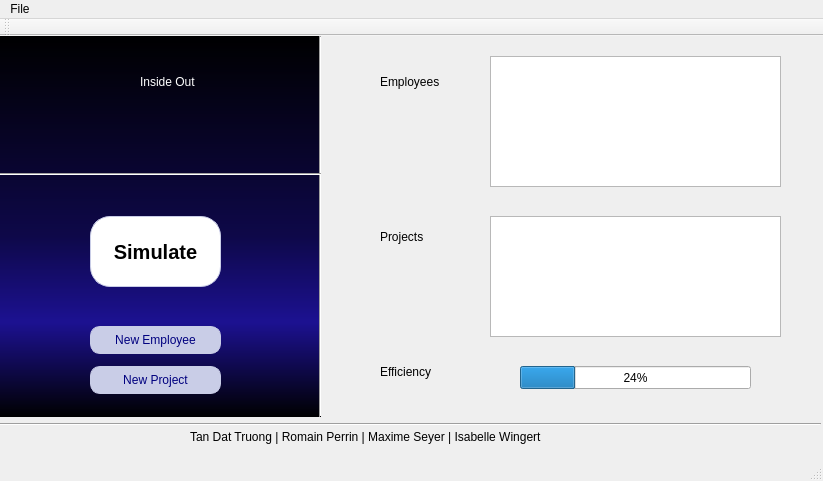
This is mainwindow.ui in Romain96/M2S3_QualiteERP as Qt 5 draws it before an edit. The edited form follows.
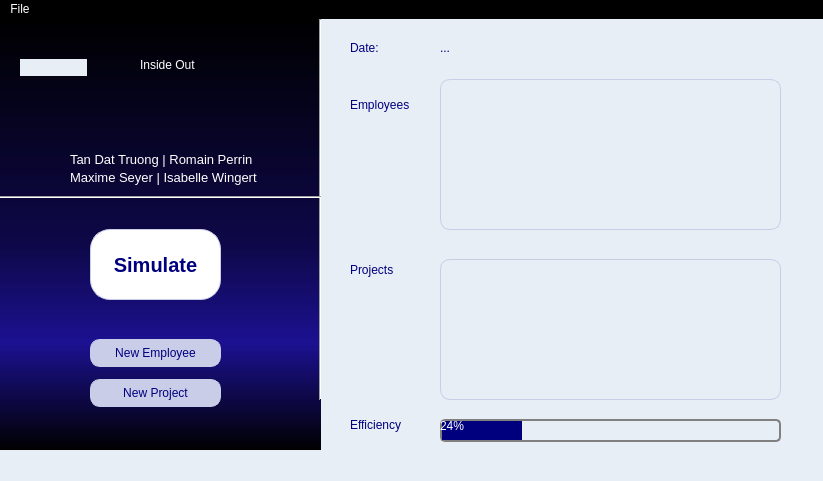
This is the edited form.

The edit to the form file:
```diff
--- a/mainwindow.ui
+++ b/mainwindow.ui
@@ -13,12 +13,23 @@
   <property name="windowTitle">
    <string>MainWindow</string>
   </property>
+  <property name="styleSheet">
+   <string notr="true">*{background:rgb(231, 238, 245);
+color:rgb(0, 0, 127);
+
+}
+QMenuBar {
+background-color: black;
+color:white;
+}
+</string>
+  </property>
   <widget class="QWidget" name="centralWidget">
    <widget class="QPushButton" name="pushButton_new_project">
     <property name="geometry">
      <rect>
       <x>90</x>
-      <y>330</y>
+      <y>360</y>
       <width>131</width>
       <height>28</height>
      </rect>
@@ -63,7 +74,8 @@
     </property>
     <property name="styleSheet">
      <string notr="true">font: 18pt &quot;MS Shell Dlg 2&quot;;
-color:white;</string>
+color:white;
+background-color:none;</string>
     </property>
     <property name="text">
      <string>Inside Out</string>
@@ -72,12 +84,25 @@
    <widget class="QProgressBar" name="progressBar_efficiency">
     <property name="geometry">
      <rect>
-      <x>520</x>
-      <y>330</y>
-      <width>231</width>
+      <x>440</x>
+      <y>400</y>
+      <width>341</width>
       <height>23</height>
      </rect>
     </property>
+    <property name="styleSheet">
+     <string notr="true">QProgressBar {
+border: 2px solid grey;
+border-radius: 5px;
+color:white;
+}
+
+QProgressBar::chunk {
+background-color: rgb(0, 0, 127);
+width: 20px;
+}
+</string>
+    </property>
     <property name="value">
      <number>24</number>
     </property>
@@ -85,8 +110,8 @@
    <widget class="QLabel" name="label_efficiency">
     <property name="geometry">
      <rect>
-      <x>380</x>
-      <y>320</y>
+      <x>350</x>
+      <y>390</y>
       <width>71</width>
       <height>31</height>
      </rect>
@@ -104,6 +129,9 @@
       <height>381</height>
      </rect>
     </property>
+    <property name="styleSheet">
+     <string notr="true">background-color:none;</string>
+    </property>
     <property name="orientation">
      <enum>Qt::Vertical</enum>
     </property>
@@ -112,34 +140,42 @@
     <property name="geometry">
      <rect>
       <x>0</x>
+      <y>170</y>
+      <width>321</width>
+      <height>16</height>
+     </rect>
+    </property>
+    <property name="styleSheet">
+     <string notr="true">background-color:none;</string>
+    </property>
+    <property name="orientation">
+     <enum>Qt::Horizontal</enum>
+    </property>
+   </widget>
+   <widget class="QLabel" name="label_dev_team1">
+    <property name="geometry">
+     <rect>
+      <x>70</x>
       <y>130</y>
-      <width>321</width>
-      <height>16</height>
+      <width>191</width>
+      <height>21</height>
      </rect>
     </property>
-    <property name="orientation">
-     <enum>Qt::Horizontal</enum>
-    </property>
-   </widget>
-   <widget class="QLabel" name="label_dev_team">
-    <property name="geometry">
-     <rect>
-      <x>190</x>
-      <y>380</y>
-      <width>561</width>
-      <height>41</height>
-     </rect>
+    <property name="styleSheet">
+     <string notr="true">background-color:none;
+font-size:10pt;
+color:white;</string>
     </property>
     <property name="text">
-     <string>Tan Dat Truong | Romain Perrin | Maxime Seyer | Isabelle Wingert</string>
+     <string>Tan Dat Truong | Romain Perrin</string>
     </property>
    </widget>
    <widget class="QLabel" name="label_projects">
     <property name="geometry">
      <rect>
-      <x>380</x>
-      <y>190</y>
-      <width>101</width>
+      <x>350</x>
+      <y>240</y>
+      <width>71</width>
       <height>21</height>
      </rect>
     </property>
@@ -147,24 +183,11 @@
      <string>Projects</string>
     </property>
    </widget>
-   <widget class="Line" name="line_3">
-    <property name="geometry">
-     <rect>
-      <x>0</x>
-      <y>380</y>
-      <width>821</width>
-      <height>16</height>
-     </rect>
-    </property>
-    <property name="orientation">
-     <enum>Qt::Horizontal</enum>
-    </property>
-   </widget>
    <widget class="QPushButton" name="pushButton_new_employee">
     <property name="geometry">
      <rect>
       <x>90</x>
-      <y>290</y>
+      <y>320</y>
       <width>131</width>
       <height>28</height>
      </rect>
@@ -172,8 +195,6 @@
     <property name="styleSheet">
      <string notr="true">QPushButton:!hover {
 background-color:rgb(201, 205, 231);
-    -moz-border-radius:16px;
-    -webkit-border-radius:16px;
     border-radius:10px;
     border:1px solid rgb(201, 205, 231);
     font-family:Arial;
@@ -202,7 +223,7 @@
     <property name="geometry">
      <rect>
       <x>90</x>
-      <y>180</y>
+      <y>210</y>
       <width>131</width>
       <height>71</height>
      </rect>
@@ -210,8 +231,6 @@
     <property name="styleSheet">
      <string notr="true">QPushButton:hover {
 background-color:rgb(85, 86, 200);
-    -moz-border-radius:28px;
-    -webkit-border-radius:28px;
     border-radius:20px;
     border:1px solid rgb(201, 205, 231);
     font-family:Arial;
@@ -222,8 +241,6 @@
 
 QPushButton:!hover {
     background-color:rgb(255, 255, 255);
-    -moz-border-radius:28px;
-    -webkit-border-radius:28px;
     border-radius:20px;
     border:1px solid rgb(201, 205, 231);
     font-family:Arial;
@@ -241,8 +258,8 @@
    <widget class="QLabel" name="label_employees">
     <property name="geometry">
      <rect>
-      <x>380</x>
-      <y>30</y>
+      <x>350</x>
+      <y>70</y>
       <width>81</width>
       <height>31</height>
      </rect>
@@ -254,30 +271,38 @@
    <widget class="QTextBrowser" name="textBrowser_employees">
     <property name="geometry">
      <rect>
-      <x>490</x>
-      <y>20</y>
-      <width>291</width>
-      <height>131</height>
+      <x>440</x>
+      <y>60</y>
+      <width>341</width>
+      <height>151</height>
      </rect>
     </property>
+    <property name="styleSheet">
+     <string notr="true">    border-radius:10px;
+    border:1px solid rgb(201, 205, 231);</string>
+    </property>
    </widget>
    <widget class="QTextBrowser" name="textBrowser_projects">
     <property name="geometry">
      <rect>
-      <x>490</x>
-      <y>180</y>
-      <width>291</width>
-      <height>121</height>
+      <x>440</x>
+      <y>240</y>
+      <width>341</width>
+      <height>141</height>
      </rect>
     </property>
+    <property name="styleSheet">
+     <string notr="true">    border-radius:10px;
+    border:1px solid rgb(201, 205, 231);</string>
+    </property>
    </widget>
-   <widget class="QLabel" name="label">
+   <widget class="QLabel" name="label_fond">
     <property name="geometry">
      <rect>
       <x>0</x>
       <y>0</y>
       <width>321</width>
-      <height>381</height>
+      <height>431</height>
      </rect>
     </property>
     <property name="styleSheet">
@@ -300,22 +325,68 @@
      <string/>
     </property>
    </widget>
-   <zorder>label</zorder>
+   <widget class="QLabel" name="label_dev_team2">
+    <property name="geometry">
+     <rect>
+      <x>70</x>
+      <y>150</y>
+      <width>241</width>
+      <height>16</height>
+     </rect>
+    </property>
+    <property name="styleSheet">
+     <string notr="true">background-color:none;
+font-size:10pt;
+color:white;</string>
+    </property>
+    <property name="text">
+     <string>Maxime Seyer | Isabelle Wingert</string>
+    </property>
+   </widget>
+   <widget class="QLabel" name="start_date">
+    <property name="geometry">
+     <rect>
+      <x>440</x>
+      <y>20</y>
+      <width>141</width>
+      <height>17</height>
+     </rect>
+    </property>
+    <property name="text">
+     <string>...</string>
+    </property>
+   </widget>
+   <widget class="QLabel" name="label_date">
+    <property name="geometry">
+     <rect>
+      <x>350</x>
+      <y>20</y>
+      <width>51</width>
+      <height>17</height>
+     </rect>
+    </property>
+    <property name="text">
+     <string>Date:</string>
+    </property>
+   </widget>
+   <zorder>label_fond</zorder>
    <zorder>pushButton_new_project</zorder>
    <zorder>label_company_name</zorder>
    <zorder>progressBar_efficiency</zorder>
    <zorder>label_efficiency</zorder>
    <zorder>line</zorder>
    <zorder>line_2</zorder>
-   <zorder>label_dev_team</zorder>
+   <zorder>label_dev_team1</zorder>
    <zorder>label_projects</zorder>
-   <zorder>line_3</zorder>
    <zorder>pushButton_new_employee</zorder>
    <zorder>pushButton_simulate</zorder>
    <zorder>label_employees</zorder>
    <zorder>textBrowser_employees</zorder>
    <zorder>textBrowser_projects</zorder>
    <zorder>icone</zorder>
+   <zorder>label_dev_team2</zorder>
+   <zorder>start_date</zorder>
+   <zorder>label_date</zorder>
   </widget>
   <widget class="QMenuBar" name="menuBar">
    <property name="geometry">
@@ -334,14 +405,6 @@
    </widget>
    <addaction name="menuFichier"/>
   </widget>
-  <widget class="QToolBar" name="mainToolBar">
-   <attribute name="toolBarArea">
-    <enum>TopToolBarArea</enum>
-   </attribute>
-   <attribute name="toolBarBreak">
-    <bool>false</bool>
-   </attribute>
-  </widget>
   <widget class="QStatusBar" name="statusBar"/>
   <action name="actionQuitter">
    <property name="text">
```
